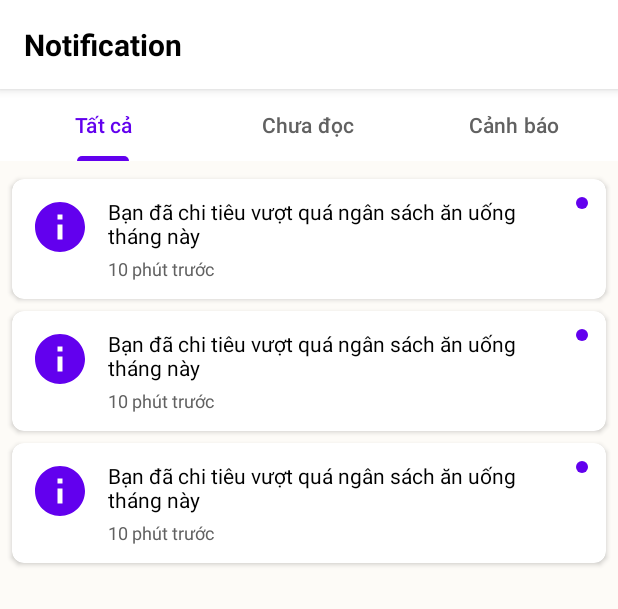
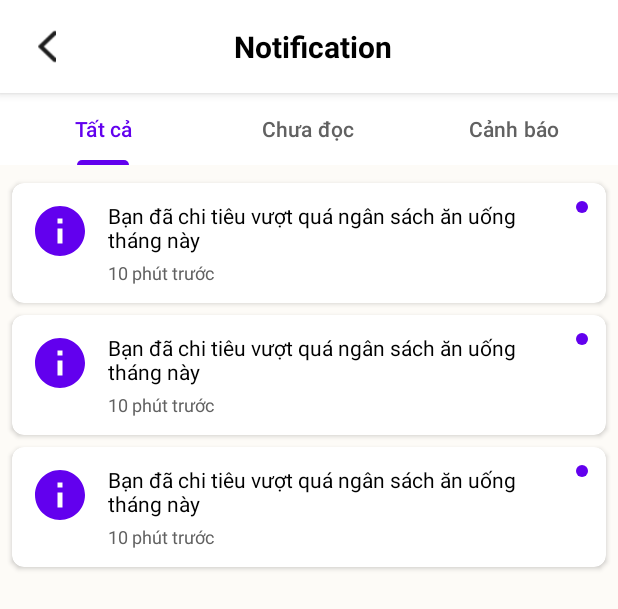
Before and after one commit to emcasa214/N03_QuanLyChiTieu, an Android app: the layout activity_notification.xml on its own in the app's theme, with its tools: preview values and no code run, on a phone screen of 412 x 824 dp. Shown: the top 609 px of the screen. Run offline under Robolectric (Android 15) with nearby library versions, the phone set to English and light mode, and no system bars.

Commit message:
Update back button

```diff
--- a/app/src/main/res/layout/activity_notification.xml
+++ b/app/src/main/res/layout/activity_notification.xml
@@ -15,7 +15,19 @@
         android:orientation="horizontal"
         android:padding="16dp"
         android:background="@color/white"
+        android:gravity="center_vertical"
         android:elevation="4dp">
+
+        <!-- Nút quay lại bên trái -->
+        <ImageButton
+            android:id="@+id/btn_back_tb"
+            android:layout_width="30dp"
+            android:layout_height="30dp"
+            android:padding="4dp"
+            android:src="@drawable/icreturn"
+            android:scaleType="centerInside"
+            android:layout_marginRight="110dp"
+            android:background="?attr/selectableItemBackgroundBorderless" />
 
         <TextView
             android:id="@+id/testOin"
@@ -24,8 +36,7 @@
             android:text="Notification"
             android:textSize="20sp"
             android:textStyle="bold"
-            android:textColor="@color/black"
-            android:layout_weight="1"/>
+            android:textColor="@color/black" />
     </LinearLayout>
 
     <!-- Tab layout để phân loại thông báo -->
@@ -64,18 +75,6 @@
         android:paddingBottom="16dp"
         tools:listitem="@layout/item_notification" />
 
-    <!-- Nút đánh dấu tất cả đã đọc -->
-<!--    <com.google.android.material.floatingactionbutton.FloatingActionButton-->
-<!--        android:id="@+id/fab_mark_all_read"-->
-<!--        android:layout_width="wrap_content"-->
-<!--        android:layout_height="wrap_content"-->
-<!--        android:layout_gravity="end|bottom"-->
-<!--        android:layout_margin="16dp"-->
-<!--        android:src="@drawable/ic_check_all"-->
-<!--        android:contentDescription="Đánh dấu tất cả đã đọc"-->
-<!--        app:backgroundTint="#6200EE"-->
-<!--        app:tint="@color/white"/>-->
-
     <!-- Empty view khi không có thông báo -->
     <LinearLayout
         android:id="@+id/empty_view"
```
Also changed, not shown: app/src/main/java/com/example/n03_quanlychitieu/ui/sign/ReportTransaction.java (+9 -0 lines), app/src/main/java/com/example/n03_quanlychitieu/ui/sign/SetBudgets.java (+10 -0 lines), app/src/main/java/com/example/n03_quanlychitieu/ui/sign/notification_user.java (+10 -0 lines), app/src/main/res/layout/activity_financial_report.xml (+11 -0 lines), app/src/main/res/layout/activity_set_budget.xml (+11 -0 lines).
